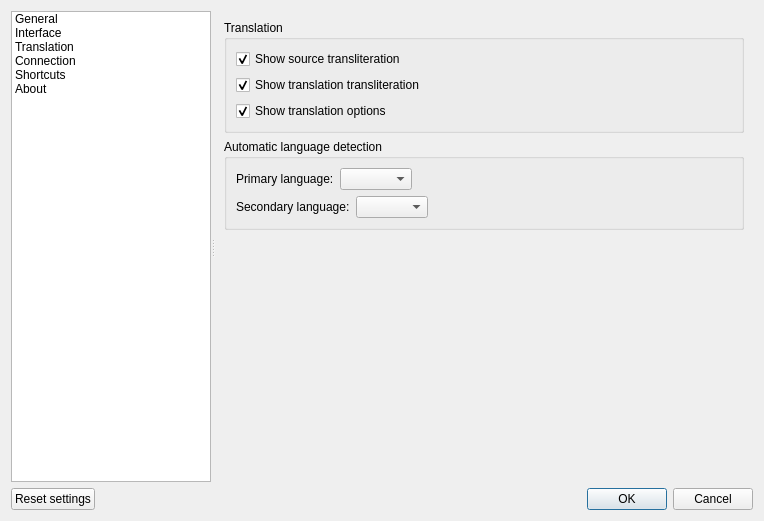
This is src/settingsdialog.ui in crow-translate/crow-translate as Qt 5 draws it before an edit. The edited form follows.
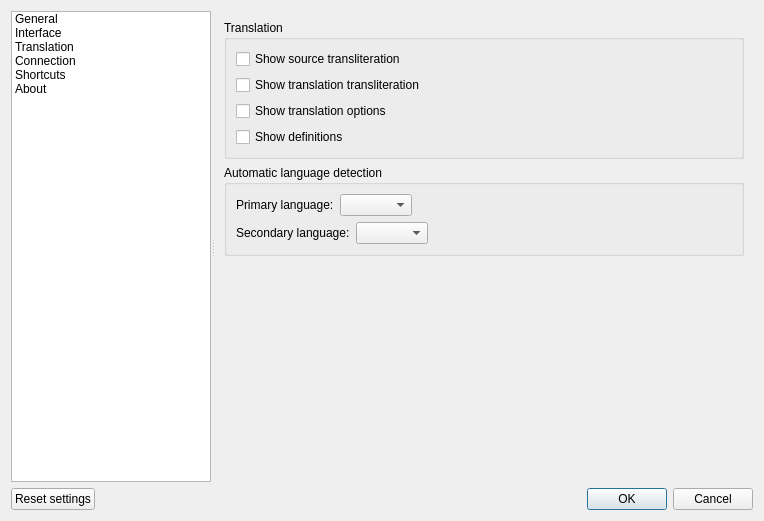
This is the edited form. The open tabs and pages were chosen to show the change. Icons and pictures are not drawn.

Commit message: Improve translation formatting * Non-breaking spaces are replaced by text-indent; * Added display definitions; * Improved visual design of the translation.

Diff of the .ui file:
```diff
--- a/src/settingsdialog.ui
+++ b/src/settingsdialog.ui
@@ -579,9 +579,6 @@
              <property name="text">
               <string>Show source transliteration</string>
              </property>
-             <property name="checked">
-              <bool>true</bool>
-             </property>
             </widget>
            </item>
            <item>
@@ -589,9 +586,6 @@
              <property name="text">
               <string>Show translation transliteration</string>
              </property>
-             <property name="checked">
-              <bool>true</bool>
-             </property>
             </widget>
            </item>
            <item>
@@ -599,8 +593,12 @@
              <property name="text">
               <string>Show translation options</string>
              </property>
-             <property name="checked">
-              <bool>true</bool>
+            </widget>
+           </item>
+           <item>
+            <widget class="QCheckBox" name="definitionsCheckBox">
+             <property name="text">
+              <string>Show definitions</string>
              </property>
             </widget>
            </item>
```
The commit also changes 6 other files.
